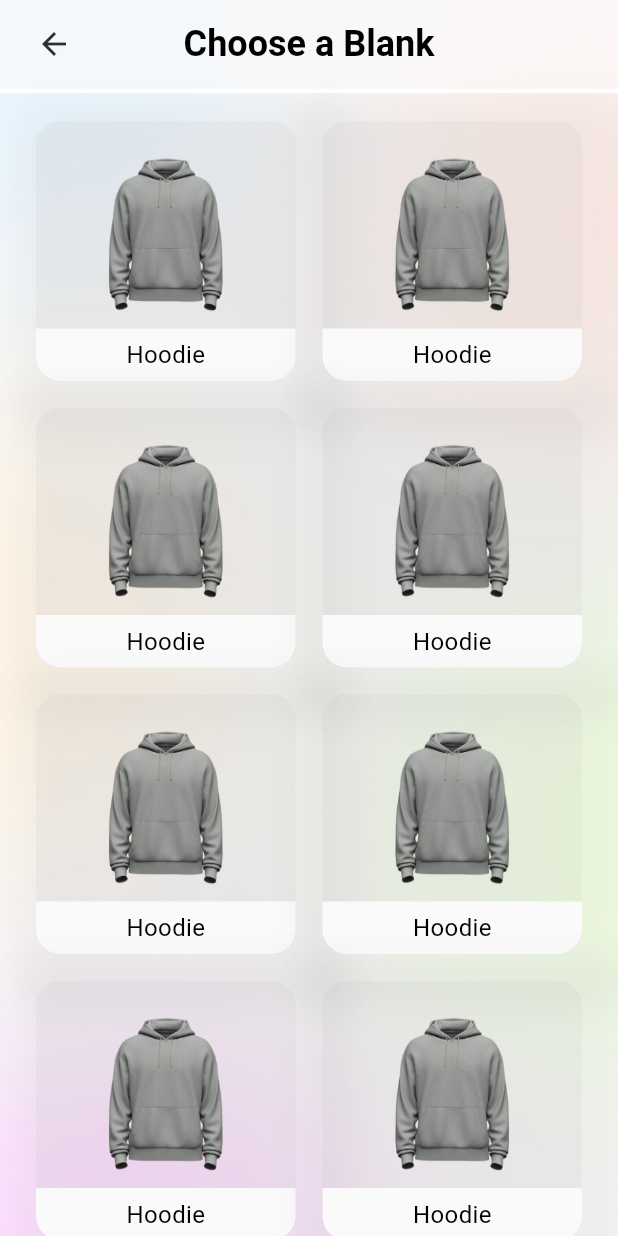
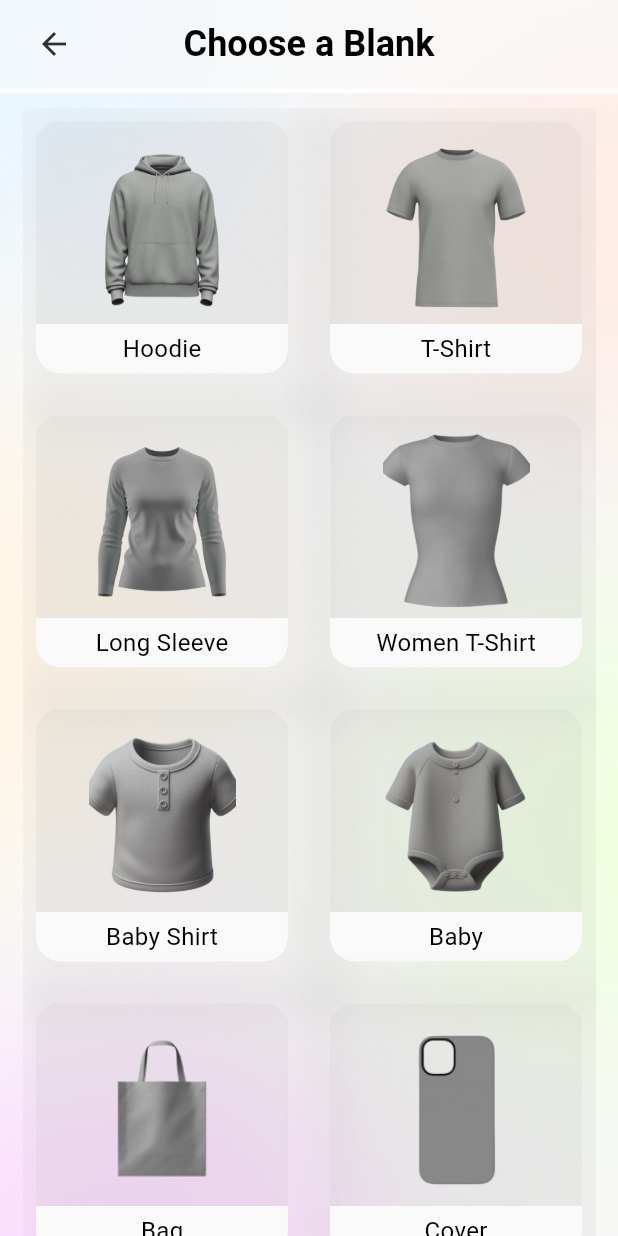
Before and after one commit to AmrTaher70/Custom_Craft, a Flutter app: the CategoryScreen screen opened directly, on a phone screen of 412 x 824 dp. Run offline on Flutter 3.47's test engine with Material 3 defaults, Android fonts, the light colour scheme and no system bars; our stand-ins replace device_preview, flutter_colorpicker, get, go_router, google_fonts, gradient_borders and 3 more; missing offline and left inert: dart:html, universal_html; accounts and stored records are empty.

Commit message:
push image to main design but there's some issues

```diff
--- a/lib/api/imageGenerator/conver_text_to_image.dart
+++ b/lib/api/imageGenerator/conver_text_to_image.dart
@@ -74,7 +74,11 @@ Future<dynamic> convertTextToImage(
       Navigator.push(
           context,
           MaterialPageRoute(
-            builder: (context) => MainDesign(image: imageData),
+            builder: (context) => MainDesign(
+              image: imageData,
+              frontImage: '',
+              backImage: '',
+            ),
           ));
       return imageData;
     } catch (e) {
--- a/lib/core/widget/custom_cart.dart
+++ b/lib/core/widget/custom_cart.dart
@@ -1,10 +1,17 @@
+import 'package:flutter/material.dart';
 import 'package:custom_craft/core/utils/assets/assets.dart';
 import 'package:custom_craft/features/Design/MainDesign/main_design.dart';
-import 'package:flutter/material.dart';
 
 class CustomCard extends StatelessWidget {
+  final String frontImage;
+  final String backImage;
+  final String itemName;
+
   const CustomCard({
     Key? key,
+    required this.frontImage,
+    required this.backImage,
+    required this.itemName,
   }) : super(key: key);
 
   @override
@@ -21,7 +28,7 @@ class CustomCard extends StatelessWidget {
             color: Colors.grey.withOpacity(.1),
             spreadRadius: 20,
             offset: const Offset(10, 10),
-          )
+          ),
         ],
       ),
       child: ClipRRect(
@@ -30,7 +37,12 @@ class CustomCard extends StatelessWidget {
           onTap: () {
             Navigator.push(
               context,
-              MaterialPageRoute(builder: (context) => const MainDesign()),
+              MaterialPageRoute(
+                builder: (context) => MainDesign(
+                  frontImage: frontImage,
+                  backImage: backImage,
+                ),
+              ),
             );
           },
           child: Card(
@@ -45,7 +57,7 @@ class CustomCard extends StatelessWidget {
                   bottom: 55,
                   left: 50,
                   child: Image.asset(
-                    AssetsData.hoodieFront,
+                    frontImage,
                     height: 118,
                     width: 98,
                     fit: BoxFit.fitHeight,
@@ -56,16 +68,18 @@ class CustomCard extends StatelessWidget {
                   padding: const EdgeInsets.only(bottom: 0),
                   child: Container(
                     width: 175,
-                    height: 35,
+                    height: 33,
                     decoration: const BoxDecoration(
-                        color: Color(0xffFAFAFA),
-                        borderRadius: BorderRadius.only(
-                            bottomLeft: Radius.circular(16),
-                            bottomRight: Radius.circular(16))),
-                    child: const Center(
+                      color: Color(0xffFAFAFA),
+                      borderRadius: BorderRadius.only(
+                        bottomLeft: Radius.circular(16),
+                        bottomRight: Radius.circular(16),
+                      ),
+                    ),
+                    child: Center(
                       child: Text(
-                        'Hoodie',
-                        style: TextStyle(
+                        itemName,
+                        style: const TextStyle(
                           fontSize: 16,
                           color: Colors.black,
                           fontWeight: FontWeight.w400,
@@ -73,7 +87,7 @@ class CustomCard extends StatelessWidget {
                       ),
                     ),
                   ),
-                )
+                ),
               ],
             ),
           ),
--- a/lib/features/Category/category.dart
+++ b/lib/features/Category/category.dart
@@ -1,13 +1,57 @@
-import 'package:custom_craft/core/widget/custom_app_bar.dart';
 import 'package:custom_craft/core/widget/custom_cart.dart';
-import 'package:custom_craft/core/widget/image_background.dart';
-import 'package:custom_craft/features/home/home_screen.dart';
 import 'package:flutter/material.dart';
 import 'package:get/get_core/src/get_main.dart';
 import 'package:get/get_navigation/get_navigation.dart';
+import 'package:custom_craft/core/widget/custom_app_bar.dart';
+import 'package:custom_craft/core/widget/image_background.dart';
+import 'package:custom_craft/features/home/home_screen.dart';
 
 class CategoryScreen extends StatelessWidget {
   const CategoryScreen({Key? key}) : super(key: key);
+
+  // List of items with their front and back image paths and names
+  final List<Map<String, String>> items = const [
+    {
+      'name': 'Hoodie',
+      'front': 'assets/images/hodi.png',
+      'back': 'assets/images/hoodieBack.png'
+    },
+    {
+      'name': 'T-Shirt',
+      'front': 'assets/images/tshirt_front.png',
+      'back': 'assets/images/tshirt_back.png'
+    },
+    {
+      'name': 'Long Sleeve',
+      'front': 'assets/images/long_sleeve_woman_front.png',
+      'back': 'assets/images/long_sleeve_woman_back.png'
+    },
+    {
+      'name': 'Women T-Shirt',
+      'front': 'assets/images/front_tshirt_woman.png',
+      'back': 'assets/images/tshirt_woman_back.png'
+    },
+    {
+      'name': 'Baby Shirt',
+      'front': 'assets/images/baby_shirt_front.png',
+      'back': 'assets/images/baby_shirt_back.png'
+    },
+    {
+      'name': 'Baby',
+      'front': 'assets/images/baby_front.png',
+      'back': 'assets/images/baby_back.png'
+    },
+    {
+      'name': 'Bag',
+      'front': 'assets/images/bag.png',
+      'back': 'assets/images/bag.png'
+    },
+    {
+      'name': 'Cover',
+      'front': 'assets/images/phone.png',
+      'back': 'assets/images/phone.png'
+    },
+  ];
 
   @override
   Widget build(BuildContext context) {
@@ -37,15 +81,20 @@ class CategoryScreen extends StatelessWidget {
         body: Padding(
           padding: const EdgeInsets.only(top: 10, left: 15, right: 15),
           child: GridView.builder(
-            itemCount: 8,
-            clipBehavior: Clip.none,
+            itemCount: items.length,
             gridDelegate: const SliverGridDelegateWithFixedCrossAxisCount(
               crossAxisCount: 2,
               childAspectRatio: 1,
-              mainAxisSpacing: 0,
+              mainAxisSpacing: 10,
+              crossAxisSpacing: 10,
             ),
             itemBuilder: (context, index) {
-              return const CustomCard();
+              final item = items[index];
+              return CustomCard(
+                frontImage: item['front']!,
+                backImage: item['back']!,
+                itemName: item['name']!,
+              );
             },
           ),
         ),
--- a/lib/features/Design/AddIcons/add_icons.dart
+++ b/lib/features/Design/AddIcons/add_icons.dart
@@ -83,7 +83,11 @@ class _AddIconState extends State<AddIcon> {
         onPressed: () {
           Navigator.push(
             context,
-            MaterialPageRoute(builder: (context) => const MainDesign()),
+            MaterialPageRoute(
+                builder: (context) => const MainDesign(
+                      frontImage: '',
+                      backImage: '',
+                    )),
           );
         },
       ),
--- a/lib/features/Design/AddPhoto/add_photo.dart
+++ b/lib/features/Design/AddPhoto/add_photo.dart
@@ -44,7 +44,11 @@ class _PhotoUploadScreenState extends State<PhotoUploadScreen> {
           // Call the callback function with the selected photo
           Navigator.push(
             context,
-            MaterialPageRoute(builder: (context) => const MainDesign()),
+            MaterialPageRoute(
+                builder: (context) => const MainDesign(
+                      frontImage: '',
+                      backImage: '',
+                    )),
           );
           // }
         },
--- a/lib/features/Design/AddText/add_text_screen.dart
+++ b/lib/features/Design/AddText/add_text_screen.dart
@@ -88,7 +88,11 @@ class _AddTextState extends State<AddText> {
           textModel.updateFont(dropdownValue);
           Navigator.push(
             context,
-            MaterialPageRoute(builder: (context) => const MainDesign()),
+            MaterialPageRoute(
+                builder: (context) => const MainDesign(
+                      frontImage: '',
+                      backImage: '',
+                    )),
           );
         },
       ),
--- a/lib/features/Design/ChooseColor/choose_color.dart
+++ b/lib/features/Design/ChooseColor/choose_color.dart
@@ -46,7 +46,11 @@ class _ChooseColorState extends State<ChooseColor> {
               currentColor); // Add the selected color to the list of used colors
           Navigator.push(
             context,
-            MaterialPageRoute(builder: (context) => const MainDesign()),
+            MaterialPageRoute(
+                builder: (context) => const MainDesign(
+                      frontImage: '',
+                      backImage: '',
+                    )),
           );
         },
       ),
--- a/lib/features/Design/Shapes/add_shape.dart
+++ b/lib/features/Design/Shapes/add_shape.dart
@@ -81,7 +81,11 @@ class _AddShapeState extends State<AddShape> {
         onPressed: () {
           Navigator.push(
             context,
-            MaterialPageRoute(builder: (context) => const MainDesign()),
+            MaterialPageRoute(
+                builder: (context) => const MainDesign(
+                      frontImage: '',
+                      backImage: '',
+                    )),
           );
         },
       ),
--- a/lib/features/Similarity/search_on_item.dart
+++ b/lib/features/Similarity/search_on_item.dart
@@ -32,7 +32,11 @@ class SearchOnItemState extends State<SearchOnItem> {
           onPressed: () {
             Navigator.push(
               context,
-              MaterialPageRoute(builder: (context) => const MainDesign()),
+              MaterialPageRoute(
+                  builder: (context) => const MainDesign(
+                        frontImage: '',
+                        backImage: '',
+                      )),
             );
           },
         ),
--- a/lib/features/Similarity/similarity_screen.dart
+++ b/lib/features/Similarity/similarity_screen.dart
@@ -32,7 +32,11 @@ class SimilarityScreenState extends State<SimilarityScreen> {
           onPressed: () {
             Navigator.push(
               context,
-              MaterialPageRoute(builder: (context) => const MainDesign()),
+              MaterialPageRoute(
+                  builder: (context) => const MainDesign(
+                        frontImage: '',
+                        backImage: '',
+                      )),
             );
           },
         ),
--- a/lib/features/home/home_screen.dart
+++ b/lib/features/home/home_screen.dart
@@ -189,7 +189,10 @@ class _HomeScreenState extends State<HomeScreen> {
                                         context,
                                         MaterialPageRoute(
                                             builder: (context) =>
-                                                const MainDesign()),
+                                                const MainDesign(
+                                                  frontImage: '',
+                                                  backImage: '',
+                                                )),
                                       );
                                     },
                                     child: Card(
--- a/lib/main.dart
+++ b/lib/main.dart
@@ -10,6 +10,7 @@ import 'package:custom_craft/features/Category/category.dart';
 import 'package:custom_craft/features/Design/AddIcons/add_icons.dart';
 import 'package:custom_craft/features/Design/MainDesign/main_design.dart';
 import 'package:custom_craft/features/Design/Shapes/add_shape.dart';
+import 'package:custom_craft/features/home/home_screen.dart';
 import 'package:device_preview/device_preview.dart';
 import 'package:flutter/material.dart';
 import 'package:get/get_navigation/src/root/get_material_app.dart';
@@ -45,7 +46,7 @@ class MyApp extends StatelessWidget {
       home: Stack(
         children: [
           BackGroundImage(
-            child: MainDesign(),
+            child: HomeScreen(),
           ),
         ],
       ),
```
Also changed, not shown: lib/features/Design/MainDesign/main_design.dart (+7 -6 lines).
